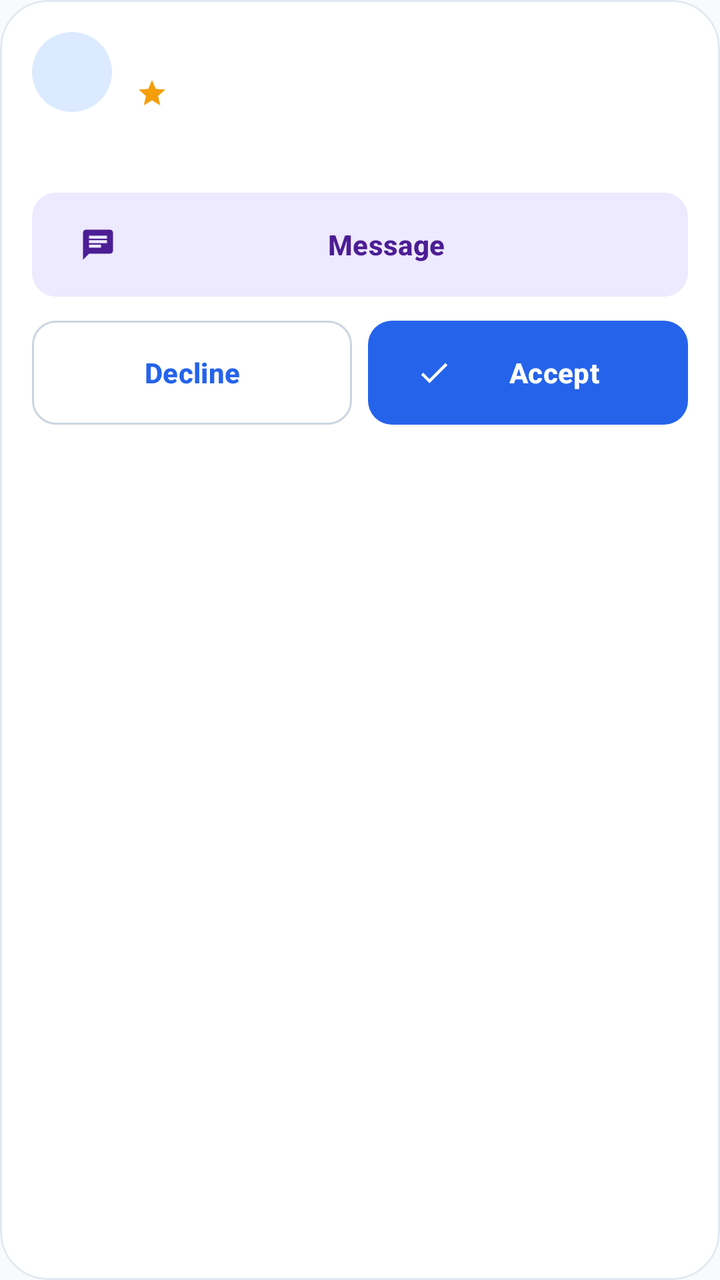
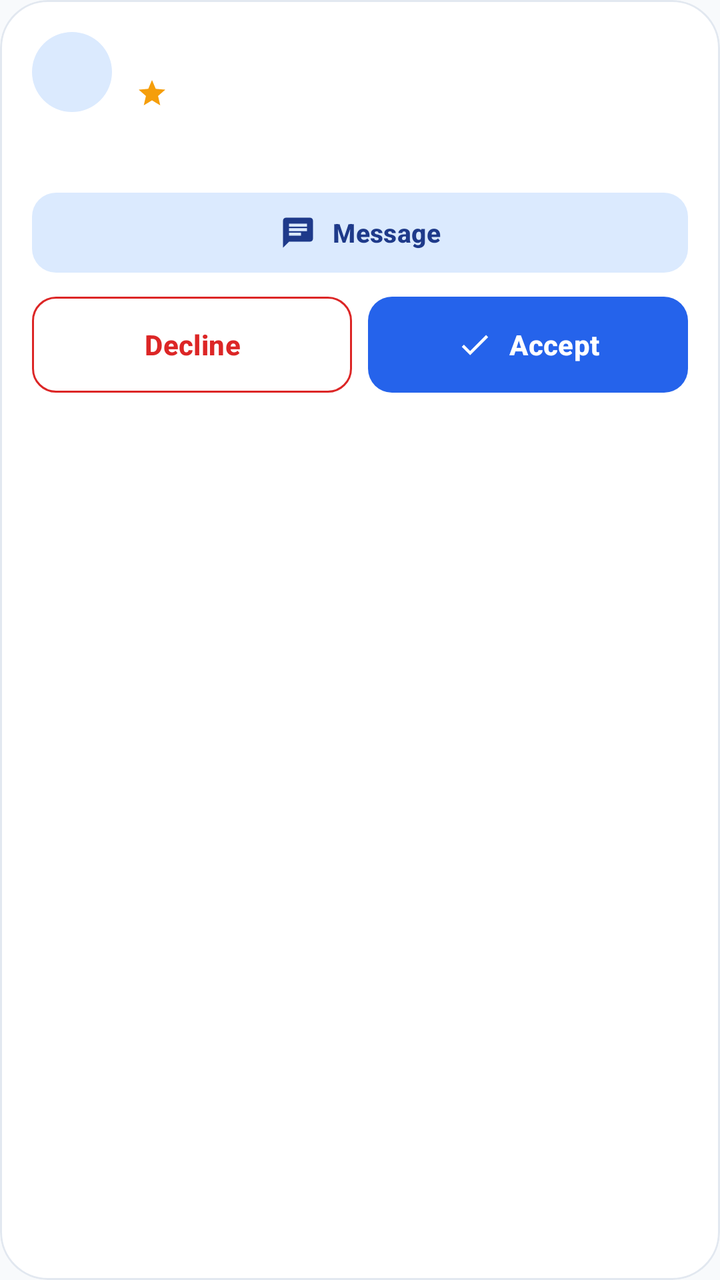

An Android layout rendered at two revisions. The XML below is the earlier revision; the diff shows what the commit changed to produce the second picture.
<!-- AndroidManifest.xml: application theme Theme.RideAlong -->
<!-- res/layout/item_request.xml -->
<?xml version="1.0" encoding="utf-8"?>
<com.google.android.material.card.MaterialCardView xmlns:android="http://schemas.android.com/apk/res/android"
    xmlns:app="http://schemas.android.com/apk/res-auto"
    android:layout_width="match_parent"
    android:layout_height="wrap_content"
    android:layout_marginHorizontal="@dimen/screen_padding"
    android:layout_marginVertical="@dimen/space_s">

    <LinearLayout
        android:layout_width="match_parent"
        android:layout_height="wrap_content"
        android:orientation="vertical"
        android:padding="@dimen/space_l">

        <LinearLayout
            android:id="@+id/header"
            android:layout_width="match_parent"
            android:layout_height="wrap_content"
            android:background="?attr/selectableItemBackground"
            android:gravity="center_vertical"
            android:orientation="horizontal">

            <com.google.android.material.imageview.ShapeableImageView
                android:id="@+id/avatar"
                style="@style/Widget.RideAlong.Avatar"
                android:layout_width="@dimen/avatar_s"
                android:layout_height="@dimen/avatar_s"
                android:contentDescription="@string/cd_avatar" />

            <LinearLayout
                android:layout_width="0dp"
                android:layout_height="wrap_content"
                android:layout_marginStart="@dimen/space_m"
                android:layout_weight="1"
                android:orientation="vertical">

                <TextView
                    android:id="@+id/name"
                    android:layout_width="wrap_content"
                    android:layout_height="wrap_content"
                    android:textAppearance="@style/TextAppearance.RideAlong.TitleMedium" />

                <include
                    android:id="@+id/rating"
                    layout="@layout/component_rating_summary" />
            </LinearLayout>

            <TextView
                android:id="@+id/status"
                android:layout_width="wrap_content"
                android:layout_height="wrap_content"
                android:paddingHorizontal="@dimen/space_m"
                android:paddingVertical="@dimen/space_xs"
                android:textAppearance="@style/TextAppearance.RideAlong.Caption"
                android:textStyle="bold" />
        </LinearLayout>

        <TextView
            android:id="@+id/details"
            android:layout_width="match_parent"
            android:layout_height="wrap_content"
            android:layout_marginTop="@dimen/space_m"
            android:textAppearance="@style/TextAppearance.RideAlong.Caption" />

        <TextView
            android:id="@+id/message"
            android:layout_width="match_parent"
            android:layout_height="wrap_content"
            android:layout_marginTop="@dimen/space_s"
            android:background="@drawable/bg_input_bar"
            android:padding="@dimen/space_m"
            android:textAppearance="@style/TextAppearance.RideAlong.Body"
            android:visibility="gone" />

        <com.google.android.material.button.MaterialButton
            android:id="@+id/message_btn"
            style="@style/Widget.RideAlong.Button.Tonal"
            android:layout_width="match_parent"
            android:layout_height="wrap_content"
            android:layout_marginTop="@dimen/space_m"
            android:text="@string/action_message"
            app:icon="@drawable/ic_chat" />

        <LinearLayout
            android:id="@+id/actions"
            android:layout_width="match_parent"
            android:layout_height="wrap_content"
            android:layout_marginTop="@dimen/space_m"
            android:orientation="horizontal">

            <com.google.android.material.button.MaterialButton
                android:id="@+id/reject"
                style="@style/Widget.RideAlong.Button.Outlined"
                android:layout_width="0dp"
                android:layout_height="wrap_content"
                android:layout_weight="1"
                android:text="@string/action_reject" />

            <com.google.android.material.button.MaterialButton
                android:id="@+id/accept"
                android:layout_width="0dp"
                android:layout_height="wrap_content"
                android:layout_marginStart="@dimen/space_s"
                android:layout_weight="1"
                android:text="@string/action_accept"
                app:icon="@drawable/ic_check" />
        </LinearLayout>
    </LinearLayout>
</com.google.android.material.card.MaterialCardView>
<!-- res/layout/component_rating_summary.xml (included above) -->
<?xml version="1.0" encoding="utf-8"?>
<LinearLayout xmlns:android="http://schemas.android.com/apk/res/android"
    xmlns:app="http://schemas.android.com/apk/res-auto"
    android:layout_width="wrap_content"
    android:layout_height="wrap_content"
    android:gravity="center_vertical"
    android:orientation="horizontal">

    <ImageView
        android:layout_width="@dimen/icon_s"
        android:layout_height="@dimen/icon_s"
        android:importantForAccessibility="no"
        android:src="@drawable/ic_star"
        app:tint="@color/ra_star" />

    <TextView
        android:id="@+id/rating_value"
        android:layout_width="wrap_content"
        android:layout_height="wrap_content"
        android:layout_marginStart="@dimen/space_xxs"
        android:textAppearance="@style/TextAppearance.RideAlong.Caption"
        android:textColor="@color/ra_text"
        android:textStyle="bold" />

    <TextView
        android:id="@+id/rating_rides"
        android:layout_width="wrap_content"
        android:layout_height="wrap_content"
        android:layout_marginStart="@dimen/space_xs"
        android:textAppearance="@style/TextAppearance.RideAlong.Caption" />
</LinearLayout>
<!-- resources referenced by this layout -->
<resources>
  <style name="Widget.RideAlong.Button.Outlined" parent="Widget.Material3.Button.OutlinedButton">
          <item name="android:minHeight">@dimen/button_height</item>
          <item name="android:textAppearance">@style/TextAppearance.RideAlong.Label</item>
          <item name="shapeAppearance">@style/ShapeAppearance.RideAlong.Medium</item>
          <item name="strokeColor">@color/ra_outline_strong</item>
          <item name="android:insetTop">0dp</item>
          <item name="android:insetBottom">0dp</item>
      </style>
  <style name="Widget.RideAlong.Button.Tonal" parent="Widget.Material3.Button.TonalButton">
          <item name="android:minHeight">@dimen/button_height</item>
          <item name="android:textAppearance">@style/TextAppearance.RideAlong.Label</item>
          <item name="shapeAppearance">@style/ShapeAppearance.RideAlong.Medium</item>
          <item name="android:insetTop">0dp</item>
          <item name="android:insetBottom">0dp</item>
      </style>
  <style name="Theme.RideAlong" parent="Theme.Material3.Light.NoActionBar">
          <item name="colorPrimary">@color/ra_primary</item>
          <item name="colorOnPrimary">@color/ra_white</item>
          <item name="colorPrimaryContainer">@color/ra_primary_container</item>
          <item name="colorOnPrimaryContainer">@color/ra_on_primary_container</item>
          <item name="colorSecondary">@color/ra_secondary</item>
          <item name="colorOnSecondary">@color/ra_white</item>
          <item name="colorSecondaryContainer">@color/ra_secondary_container</item>
          <item name="colorOnSecondaryContainer">@color/ra_on_secondary_container</item>
          <item name="colorTertiary">@color/ra_secondary</item>
          <item name="android:colorBackground">@color/ra_background</item>
          <item name="colorOnBackground">@color/ra_text</item>
          <item name="colorSurface">@color/ra_surface</item>
          <item name="colorOnSurface">@color/ra_text</item>
          <item name="colorSurfaceVariant">@color/ra_surface_variant</item>
          <item name="colorOnSurfaceVariant">@color/ra_text_secondary</item>
          <item name="colorOutline">@color/ra_outline_strong</item>
          <item name="colorOutlineVariant">@color/ra_outline</item>
          <item name="colorError">@color/ra_error</item>
          <item name="colorErrorContainer">@color/ra_error_container</item>
  
          <item name="android:statusBarColor">@color/ra_background</item>
          <item name="android:windowLightStatusBar">true</item>
          <item name="android:navigationBarColor">@color/ra_surface</item>
          <item name="android:windowBackground">@color/ra_background</item>
  
          <item name="shapeAppearanceSmallComponent">@style/ShapeAppearance.RideAlong.Small</item>
          <item name="shapeAppearanceMediumComponent">@style/ShapeAppearance.RideAlong.Medium</item>
          <item name="shapeAppearanceLargeComponent">@style/ShapeAppearance.RideAlong.Large</item>
  
          <item name="materialCardViewStyle">@style/Widget.RideAlong.Card</item>
          <item name="textInputStyle">@style/Widget.RideAlong.TextInput</item>
          <item name="materialButtonStyle">@style/Widget.RideAlong.Button</item>
          <item name="toolbarStyle">@style/Widget.RideAlong.Toolbar</item>
          <item name="bottomNavigationStyle">@style/Widget.RideAlong.BottomNav</item>
          <item name="chipStyle">@style/Widget.RideAlong.Chip</item>
          <item name="materialAlertDialogTheme">@style/ThemeOverlay.RideAlong.Dialog</item>
          <item name="bottomSheetDialogTheme">@style/ThemeOverlay.RideAlong.BottomSheet</item>
  
          <item name="textAppearanceHeadlineMedium">@style/TextAppearance.RideAlong.Headline</item>
          <item name="textAppearanceTitleLarge">@style/TextAppearance.RideAlong.TitleLarge</item>
          <item name="textAppearanceTitleMedium">@style/TextAppearance.RideAlong.TitleMedium</item>
          <item name="textAppearanceBodyLarge">@style/TextAppearance.RideAlong.BodyLarge</item>
          <item name="textAppearanceBodyMedium">@style/TextAppearance.RideAlong.Body</item>
          <item name="textAppearanceBodySmall">@style/TextAppearance.RideAlong.Caption</item>
          <item name="textAppearanceLabelLarge">@style/TextAppearance.RideAlong.Label</item>
      </style>
  <dimen name="button_height">52dp</dimen>
  <style name="TextAppearance.RideAlong.Label" parent="TextAppearance.Material3.LabelLarge">
          <item name="android:textSize">14sp</item>
          <item name="android:textStyle">bold</item>
      </style>
  <style name="Widget.RideAlong.Button" parent="Widget.Material3.Button">
          <item name="android:minHeight">@dimen/button_height</item>
          <item name="android:textAppearance">@style/TextAppearance.RideAlong.Label</item>
          <item name="shapeAppearance">@style/ShapeAppearance.RideAlong.Medium</item>
          <item name="android:insetTop">0dp</item>
          <item name="android:insetBottom">0dp</item>
      </style>
  <!-- unchanged entries left out for length: 58 -->
</resources>

<!-- the commit's change to res/layout/item_request.xml (unified diff, before → after) -->
@@ -74,7 +74,7 @@
 
         <com.google.android.material.button.MaterialButton
             android:id="@+id/message_btn"
-            style="@style/Widget.RideAlong.Button.Tonal"
+            style="@style/Widget.RideAlong.Button.Tonal.Small"
             android:layout_width="match_parent"
             android:layout_height="wrap_content"
             android:layout_marginTop="@dimen/space_m"
@@ -90,7 +90,7 @@
 
             <com.google.android.material.button.MaterialButton
                 android:id="@+id/reject"
-                style="@style/Widget.RideAlong.Button.Outlined"
+                style="@style/Widget.RideAlong.Button.Outlined.Danger"
                 android:layout_width="0dp"
                 android:layout_height="wrap_content"
                 android:layout_weight="1"
<!-- resource entries referenced after the edit -->
@@ -1,20 +1,48 @@
 <!-- resources referenced by this layout -->
 <resources>
+  <style name="Widget.RideAlong.Button.Outlined.Danger" parent="Widget.RideAlong.Button.Outlined">
+          <item name="strokeColor">@color/ra_error</item>
+          <item name="android:textColor">@color/btn_danger_fg</item>
+          <item name="iconTint">@color/btn_danger_fg</item>
+          <item name="rippleColor">@color/ra_error_container</item>
+      </style>
+  <style name="Widget.RideAlong.Button.Tonal.Small" parent="Widget.RideAlong.Button.Tonal">
+          <item name="android:minHeight">@dimen/button_height_small</item>
+          <item name="android:textSize">13sp</item>
+          <item name="android:paddingStart">@dimen/space_m</item>
+          <item name="android:paddingEnd">@dimen/space_m</item>
+      </style>
   <style name="Widget.RideAlong.Button.Outlined" parent="Widget.Material3.Button.OutlinedButton">
           <item name="android:minHeight">@dimen/button_height</item>
           <item name="android:textAppearance">@style/TextAppearance.RideAlong.Label</item>
           <item name="shapeAppearance">@style/ShapeAppearance.RideAlong.Medium</item>
           <item name="strokeColor">@color/ra_outline_strong</item>
+          <item name="android:textColor">@color/btn_primary_fg</item>
+          <item name="iconTint">@color/btn_primary_fg</item>
           <item name="android:insetTop">0dp</item>
           <item name="android:insetBottom">0dp</item>
+          <item name="android:maxLines">1</item>
+          <item name="android:ellipsize">end</item>
+          <item name="iconSize">18dp</item>
+          <item name="iconPadding">@dimen/space_s</item>
+          <item name="iconGravity">textStart</item>
       </style>
   <style name="Widget.RideAlong.Button.Tonal" parent="Widget.Material3.Button.TonalButton">
           <item name="android:minHeight">@dimen/button_height</item>
           <item name="android:textAppearance">@style/TextAppearance.RideAlong.Label</item>
           <item name="shapeAppearance">@style/ShapeAppearance.RideAlong.Medium</item>
+          <item name="backgroundTint">@color/btn_tonal_bg</item>
+          <item name="android:textColor">@color/btn_tonal_fg</item>
+          <item name="iconTint">@color/btn_tonal_fg</item>
           <item name="android:insetTop">0dp</item>
           <item name="android:insetBottom">0dp</item>
+          <item name="android:maxLines">1</item>
+          <item name="android:ellipsize">end</item>
+          <item name="iconSize">18dp</item>
+          <item name="iconPadding">@dimen/space_s</item>
+          <item name="iconGravity">textStart</item>
       </style>
+  <dimen name="button_height_small">40dp</dimen>
   <style name="Theme.RideAlong" parent="Theme.Material3.Light.NoActionBar">
           <item name="colorPrimary">@color/ra_primary</item>
           <item name="colorOnPrimary">@color/ra_white</item>
@@ -48,6 +76,7 @@
           <item name="materialCardViewStyle">@style/Widget.RideAlong.Card</item>
           <item name="textInputStyle">@style/Widget.RideAlong.TextInput</item>
           <item name="materialButtonStyle">@style/Widget.RideAlong.Button</item>
+          <item name="materialButtonOutlinedStyle">@style/Widget.RideAlong.Button.Outlined</item>
           <item name="toolbarStyle">@style/Widget.RideAlong.Toolbar</item>
           <item name="bottomNavigationStyle">@style/Widget.RideAlong.BottomNav</item>
           <item name="chipStyle">@style/Widget.RideAlong.Chip</item>
@@ -62,10 +91,11 @@
           <item name="textAppearanceBodySmall">@style/TextAppearance.RideAlong.Caption</item>
           <item name="textAppearanceLabelLarge">@style/TextAppearance.RideAlong.Label</item>
       </style>
-  <dimen name="button_height">52dp</dimen>
+  <dimen name="button_height">48dp</dimen>
   <style name="TextAppearance.RideAlong.Label" parent="TextAppearance.Material3.LabelLarge">
           <item name="android:textSize">14sp</item>
           <item name="android:textStyle">bold</item>
+          <item name="android:letterSpacing">0.01</item>
       </style>
   <style name="Widget.RideAlong.Button" parent="Widget.Material3.Button">
           <item name="android:minHeight">@dimen/button_height</item>
@@ -73,6 +103,13 @@
           <item name="shapeAppearance">@style/ShapeAppearance.RideAlong.Medium</item>
           <item name="android:insetTop">0dp</item>
           <item name="android:insetBottom">0dp</item>
+          <item name="android:maxLines">1</item>
+          <item name="android:ellipsize">end</item>
+          <item name="android:paddingStart">@dimen/space_l</item>
+          <item name="android:paddingEnd">@dimen/space_l</item>
+          <item name="iconSize">18dp</item>
+          <item name="iconPadding">@dimen/space_s</item>
+          <item name="iconGravity">textStart</item>
       </style>
   <!-- unchanged entries left out for length: 58 -->
 </resources>
